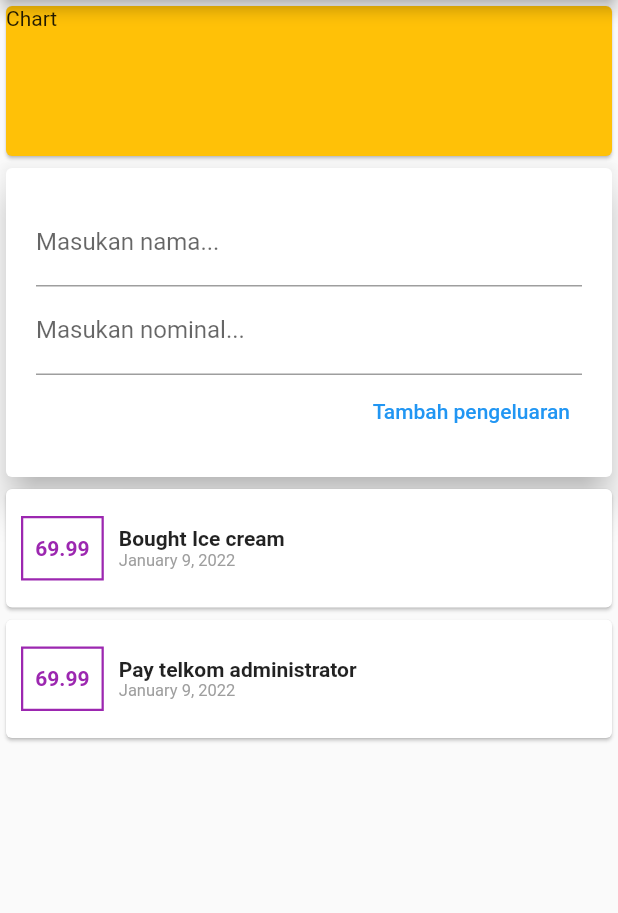
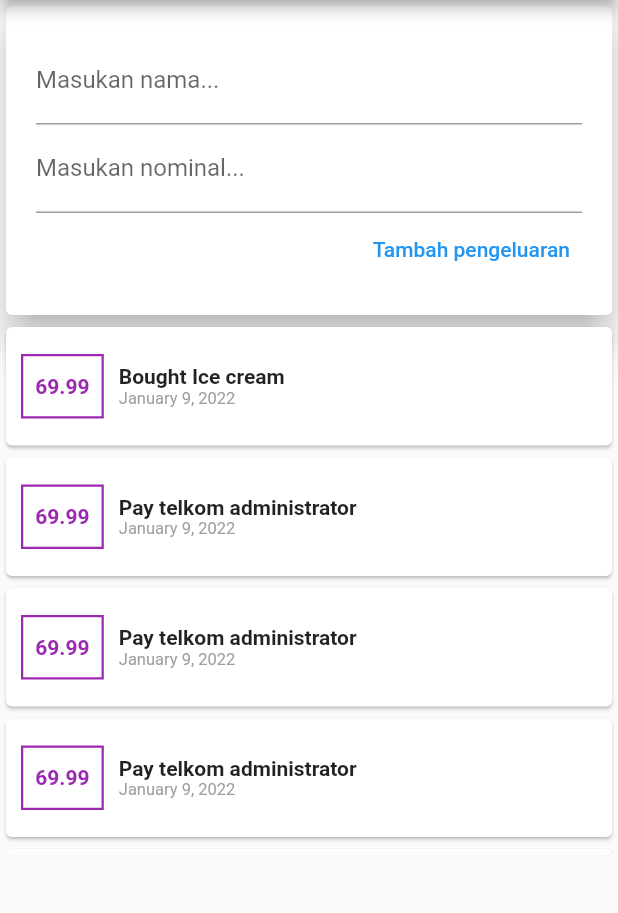
Before and after one commit to zinct/flutter-expense, a Flutter app: the screen it shows after launch, after a tap on "Tambah pengeluaran", on a phone screen of 412 x 824 dp, the part 84-997 px from its top. Run offline on Flutter 3.47's test engine with Material 2 defaults, Android fonts, the phone set to English and light mode, and no system bars.

Commit message:
Scrollable Widgets

```diff
--- a/lib/main.dart
+++ b/lib/main.dart
@@ -14,14 +14,14 @@ class App extends StatelessWidget {
           ),
           body: Column(
             children: [
-              Card(
-                color: Colors.amber,
-                child: Container(
-                  width: double.infinity,
-                  height: 100,
-                  child: Text('Chart'),
-                ),
-              ),
+              // Card(
+              //   color: Colors.amber,
+              //   child: Container(
+              //     width: double.infinity,
+              //     height: 100,
+              //     child: Text('Chart'),
+              //   ),
+              // ),
               TransactionContainer(),
             ],
           )),
--- a/lib/transaction/transaction_container.dart
+++ b/lib/transaction/transaction_container.dart
@@ -17,17 +17,52 @@ class _TransactionContainerState extends State<TransactionContainer> {
         name: 'Pay telkom administrator',
         amount: 400000,
         date: DateTime.now()),
+    Transaction(
+        id: 2,
+        name: 'Pay telkom administrator',
+        amount: 400000,
+        date: DateTime.now()),
+    Transaction(
+        id: 2,
+        name: 'Pay telkom administrator',
+        amount: 400000,
+        date: DateTime.now()),
+    Transaction(
+        id: 2,
+        name: 'Pay telkom administrator',
+        amount: 400000,
+        date: DateTime.now()),
+    Transaction(
+        id: 2,
+        name: 'Pay telkom administrator',
+        amount: 400000,
+        date: DateTime.now()),
+    Transaction(
+        id: 2,
+        name: 'Pay telkom administrator',
+        amount: 400000,
+        date: DateTime.now()),
   ];
 
-  void handleCreateTransaction(data) {
-    print(data);
+  void _createTransaction(String name, double amount) {
+    if (name.isEmpty && amount is String && amount <= 0) return;
+
+    final newTransaction = Transaction(
+        id: transactions.length + 1,
+        name: name,
+        amount: amount,
+        date: DateTime.now());
+
+    setState(() {
+      transactions.add(newTransaction);
+    });
   }
 
   @override
   Widget build(BuildContext context) {
     return Column(
       children: [
-        TransactionForm(handleCreateTransaction),
+        TransactionForm(_createTransaction),
         TransactionList(transactions),
       ],
     );
--- a/lib/transaction/transaction_form.dart
+++ b/lib/transaction/transaction_form.dart
@@ -5,9 +5,6 @@ class TransactionForm extends StatelessWidget {
 
   final _nameController = TextEditingController();
   final _amountController = TextEditingController();
-
-  void _handleSubmit() => _onSubmit(
-      {'name': _nameController.text, 'amount': _amountController.text});
 
   TransactionForm(this._onSubmit);
 
@@ -29,7 +26,9 @@ class TransactionForm extends StatelessWidget {
               controller: _amountController,
             ),
             TextButton(
-                onPressed: _handleSubmit, child: Text('Tambah pengeluaran'))
+                onPressed: () => _onSubmit(
+                    _nameController.text, double.parse(_amountController.text)),
+                child: Text('Tambah pengeluaran'))
           ],
         ),
       ),
--- a/lib/transaction/transaction_list.dart
+++ b/lib/transaction/transaction_list.dart
@@ -9,8 +9,12 @@ class TransactionList extends StatelessWidget {
 
   @override
   Widget build(BuildContext context) {
-    return Column(
-      children: transactions.map((row) => TransactionItem(row)).toList(),
+    return Container(
+      height: 355,
+      child: ListView.builder(
+        itemCount: transactions.length,
+        itemBuilder: (context, index) => TransactionItem(transactions[index]),
+      ),
     );
   }
 }
```
